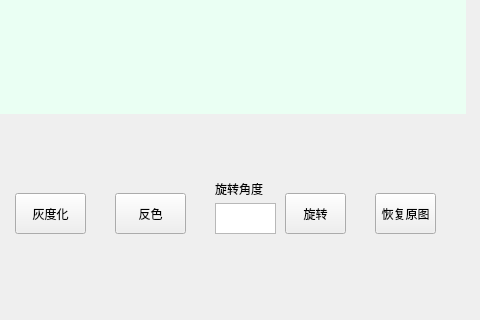
Before: the Qt Designer form Mainwindow.ui in 190084188/PicBrowser, drawn with Qt 5; both pictures show x 165 to 645 and y 280 to 600 of the 800 by 600 pixel window.
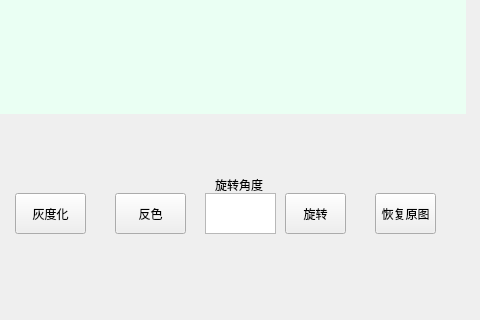
After: the same form once the commit is applied.

What changed in the file:
```diff
--- a/Mainwindow.ui
+++ b/Mainwindow.ui
@@ -69,20 +69,30 @@
    <widget class="QTextEdit" name="angleinput">
     <property name="geometry">
      <rect>
-      <x>380</x>
-      <y>460</y>
-      <width>61</width>
-      <height>31</height>
+      <x>370</x>
+      <y>450</y>
+      <width>71</width>
+      <height>41</height>
      </rect>
     </property>
+    <property name="styleSheet">
+     <string notr="true">font: 20pt &quot;Adobe Arabic&quot;;</string>
+    </property>
+    <property name="html">
+     <string>&lt;!DOCTYPE HTML PUBLIC &quot;-//W3C//DTD HTML 4.0//EN&quot; &quot;http://www.w3.org/TR/REC-html40/strict.dtd&quot;&gt;
+&lt;html&gt;&lt;head&gt;&lt;meta name=&quot;qrichtext&quot; content=&quot;1&quot; /&gt;&lt;style type=&quot;text/css&quot;&gt;
+p, li { white-space: pre-wrap; }
+&lt;/style&gt;&lt;/head&gt;&lt;body style=&quot; font-family:'Adobe Arabic'; font-size:20pt; font-weight:400; font-style:normal;&quot;&gt;
+&lt;p style=&quot; margin-top:0px; margin-bottom:0px; margin-left:0px; margin-right:0px; -qt-block-indent:0; text-indent:0px;&quot;&gt; &lt;/p&gt;&lt;/body&gt;&lt;/html&gt;</string>
+    </property>
    </widget>
    <widget class="QLabel" name="label">
     <property name="geometry">
      <rect>
       <x>380</x>
-      <y>440</y>
+      <y>431</y>
       <width>54</width>
-      <height>12</height>
+      <height>21</height>
      </rect>
     </property>
     <property name="text">
```
